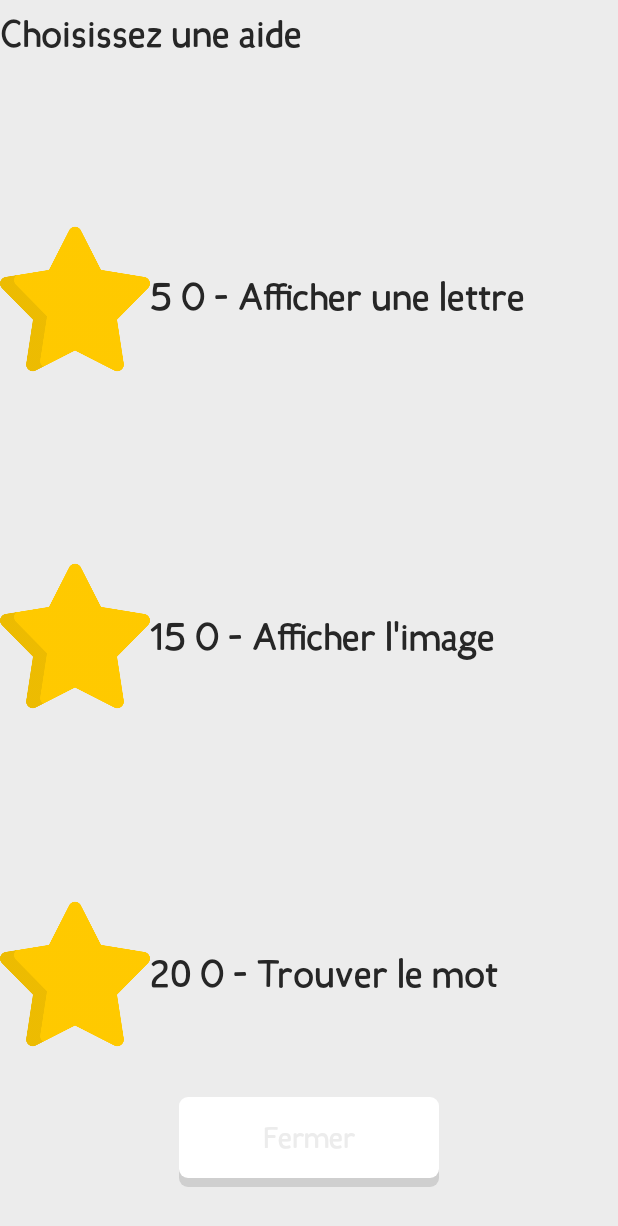
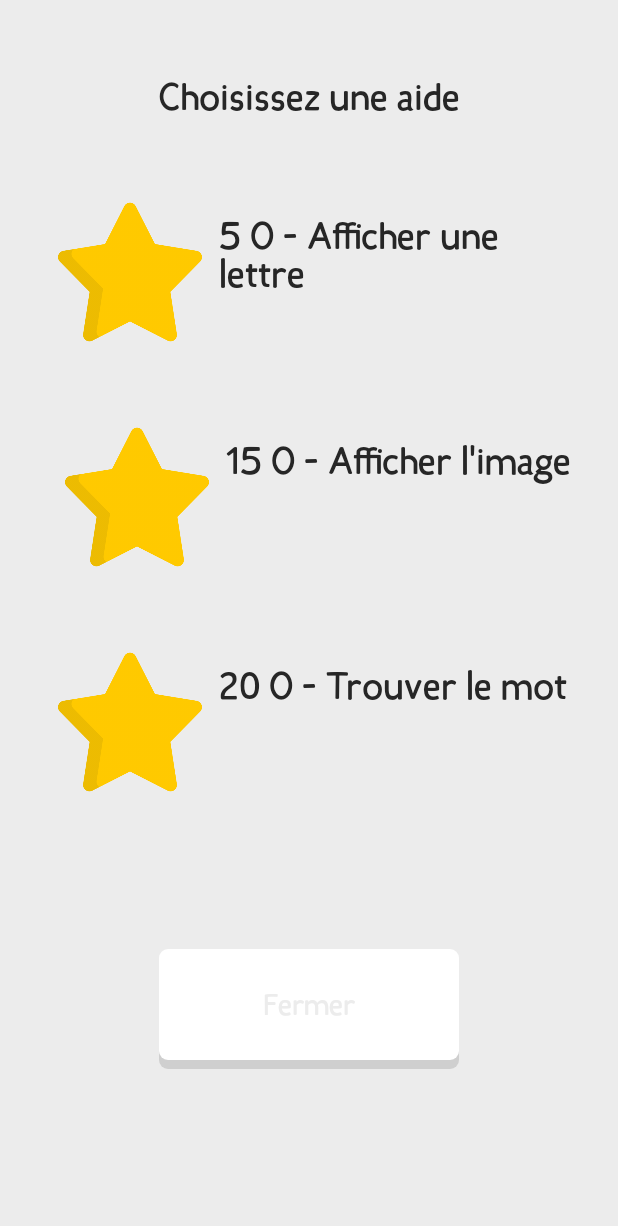
Before and after one commit to 1visible/Watizit, an Android app: the layout popup_help.xml on its own in the app's theme, with its tools: preview values and no code run, on a phone screen of 412 x 824 dp. Shown: the top 1226 px of the screen. Run offline under Robolectric (Android 15) with nearby library versions, the phone set to English and light mode, and no system bars.

Commit message:
New help popup

```diff
--- a/app/src/main/res/layout/popup_help.xml
+++ b/app/src/main/res/layout/popup_help.xml
@@ -5,93 +5,135 @@
     android:id="@+id/popup_help"
     android:layout_width="match_parent"
     android:layout_height="match_parent"
-    android:orientation="vertical">
+    android:orientation="vertical"
+    tools:context="com.example.watizit.menus.MenuJouer">
 
 
-    <ImageView
-        android:id="@+id/aide1"
-        android:layout_width="100dp"
-        android:layout_height="100dp"
-        android:layout_marginBottom="15dp"
-        app:layout_constraintBottom_toTopOf="@+id/aide2"
-        app:layout_constraintTop_toBottomOf="@+id/textView2"
-        app:srcCompat="@drawable/star"
-        tools:layout_editor_absoluteX="16dp" />
-
     <TextView
-        android:id="@+id/aide_text1"
+        android:id="@+id/textView"
         android:layout_width="wrap_content"
         android:layout_height="wrap_content"
-        android:text="5 O - Afficher une lettre"
-        app:layout_constraintBottom_toBottomOf="@+id/aide1"
-        app:layout_constraintStart_toEndOf="@+id/aide1"
-        app:layout_constraintTop_toTopOf="@+id/aide1"
-        app:layout_constraintVertical_bias="0.478" />
-
-    <ImageView
-        android:id="@+id/aide2"
-        android:layout_width="100dp"
-        android:layout_height="100dp"
-        android:layout_marginBottom="15dp"
-        app:layout_constraintBottom_toTopOf="@+id/aide3"
-        app:layout_constraintEnd_toEndOf="@+id/aide1"
-        app:layout_constraintHorizontal_bias="0.0"
-        app:layout_constraintStart_toStartOf="@+id/aide1"
-        app:layout_constraintTop_toBottomOf="@+id/aide1"
-        app:srcCompat="@drawable/star" />
-
-    <TextView
-        android:id="@+id/aide_text2"
-        android:layout_width="wrap_content"
-        android:layout_height="wrap_content"
-        android:text="15 O - Afficher l'image"
-        app:layout_constraintBottom_toBottomOf="@+id/aide2"
-        app:layout_constraintStart_toEndOf="@+id/aide2"
-        app:layout_constraintTop_toTopOf="@+id/aide2" />
-
-    <ImageView
-        android:id="@+id/aide3"
-        android:layout_width="100dp"
-        android:layout_height="100dp"
-        android:layout_marginBottom="15dp"
-        app:layout_constraintBottom_toBottomOf="parent"
-        app:layout_constraintEnd_toEndOf="@+id/aide2"
-        app:layout_constraintHorizontal_bias="0.0"
-        app:layout_constraintStart_toStartOf="@+id/aide2"
-        app:layout_constraintTop_toBottomOf="@+id/aide2"
-        app:srcCompat="@drawable/star" />
-
-    <TextView
-        android:id="@+id/aide_text3"
-        android:layout_width="wrap_content"
-        android:layout_height="wrap_content"
-        android:text="20 O - Trouver le mot"
-        app:layout_constraintBottom_toBottomOf="@+id/aide3"
-        app:layout_constraintStart_toEndOf="@+id/aide3"
-        app:layout_constraintTop_toTopOf="@+id/aide3" />
-
-    <TextView
-        android:id="@+id/textView2"
-        android:layout_width="0dp"
-        android:layout_height="wrap_content"
+        android:layout_marginStart="10dp"
+        android:layout_marginLeft="10dp"
+        android:layout_marginTop="30dp"
+        android:layout_marginEnd="10dp"
+        android:layout_marginRight="10dp"
         android:text="Choisissez une aide"
         app:layout_constraintBottom_toBottomOf="parent"
         app:layout_constraintEnd_toEndOf="parent"
-        app:layout_constraintHorizontal_bias="1.0"
         app:layout_constraintStart_toStartOf="parent"
         app:layout_constraintTop_toTopOf="parent"
-        app:layout_constraintVertical_bias="0.007" />
+        app:layout_constraintVertical_bias="0.023" />
+
+
+    <LinearLayout
+        android:id="@+id/aide1"
+        android:layout_width="358dp"
+        android:layout_height="140dp"
+        android:layout_marginStart="10dp"
+        android:layout_marginLeft="10dp"
+        android:layout_marginTop="30dp"
+        android:layout_marginEnd="10dp"
+        android:layout_marginRight="10dp"
+        android:clickable="true"
+        android:orientation="horizontal"
+        app:layout_constraintEnd_toEndOf="parent"
+        app:layout_constraintStart_toStartOf="parent"
+        app:layout_constraintTop_toBottomOf="@+id/textView">
+
+        <ImageView
+            android:id="@+id/img1"
+            android:layout_width="108dp"
+            android:layout_height="96dp"
+            android:layout_gravity="center_vertical"
+            android:layout_marginLeft="5dp"
+            android:src="@drawable/star" />
+
+        <TextView
+            android:id="@+id/textView1"
+            android:layout_width="239dp"
+            android:layout_height="82dp"
+            android:layout_gravity="center_vertical"
+            android:layout_margin="5dp"
+            android:text="5 O - Afficher une lettre" />
+
+    </LinearLayout>
+
+    <LinearLayout
+        android:id="@+id/aide2"
+        android:layout_width="358dp"
+        android:layout_height="140dp"
+        android:layout_marginStart="10dp"
+        android:layout_marginLeft="10dp"
+        android:layout_marginTop="10dp"
+        android:clickable="true"
+        android:orientation="horizontal"
+        app:layout_constraintEnd_toEndOf="parent"
+        app:layout_constraintStart_toStartOf="parent"
+        app:layout_constraintTop_toBottomOf="@+id/aide1">
+
+        <ImageView
+            android:id="@+id/img2"
+            android:layout_width="108dp"
+            android:layout_height="96dp"
+            android:layout_gravity="center_vertical"
+            android:layout_marginLeft="5dp"
+            android:src="@drawable/star" />
+
+        <TextView
+            android:id="@+id/textView2"
+            android:layout_width="238dp"
+            android:layout_height="82dp"
+            android:layout_gravity="center_vertical"
+            android:layout_margin="5dp"
+            android:text="15 O - Afficher l'image" />
+
+    </LinearLayout>
+
+    <LinearLayout
+
+        android:id="@+id/aide3"
+        android:layout_width="358dp"
+        android:layout_height="140dp"
+        android:layout_marginStart="10dp"
+        android:layout_marginLeft="10dp"
+        android:layout_marginTop="10dp"
+        android:layout_marginEnd="10dp"
+        android:layout_marginRight="10dp"
+        android:clickable="true"
+        android:orientation="horizontal"
+        app:layout_constraintEnd_toEndOf="parent"
+        app:layout_constraintStart_toStartOf="parent"
+        app:layout_constraintTop_toBottomOf="@+id/aide2">
+
+        <ImageView
+            android:id="@+id/img3"
+            android:layout_width="108dp"
+            android:layout_height="96dp"
+            android:layout_gravity="center_vertical"
+            android:layout_marginLeft="5dp"
+            android:src="@drawable/star" />
+
+        <TextView
+            android:id="@+id/textView3"
+            android:layout_width="237dp"
+            android:layout_height="82dp"
+            android:layout_gravity="center_vertical"
+            android:layout_margin="5dp"
+            android:text="20 O - Trouver le mot" />
+
+    </LinearLayout>
 
     <Button
         android:id="@+id/close"
-        android:layout_width="260px"
-        android:layout_height="90px"
-        android:onClick="fermer"
+        android:layout_width="300px"
+        android:layout_height="120px"
+        android:layout_marginTop="20dp"
+        android:layout_marginBottom="50dp"
         android:text="Fermer"
         android:textSize="20dp"
         app:layout_constraintBottom_toBottomOf="parent"
         app:layout_constraintEnd_toEndOf="parent"
-        app:layout_constraintHorizontal_bias="0.5"
         app:layout_constraintStart_toStartOf="parent"
         app:layout_constraintTop_toBottomOf="@+id/aide3" />
 
```
Also changed, not shown: app/src/main/java/com/example/watizit/menus/MenuJouer.java (+17 -5 lines), app/src/main/res/layout/confirm_help.xml (added, +55 -0 lines), app/src/main/res/layout/popup.xml (+31 -21 lines).
